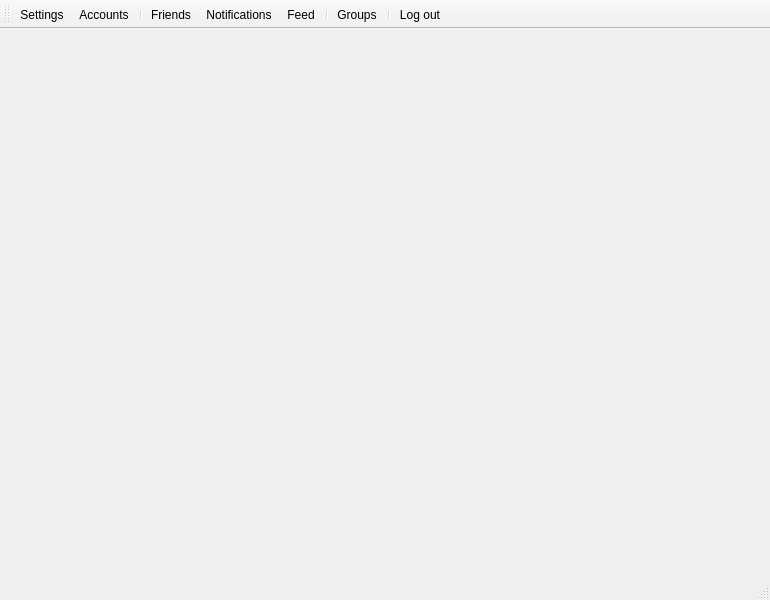
Above: gui/mainwindow.ui from Huy-Nguyen-HCI/RocketBook before the change. Below: the same form after it.
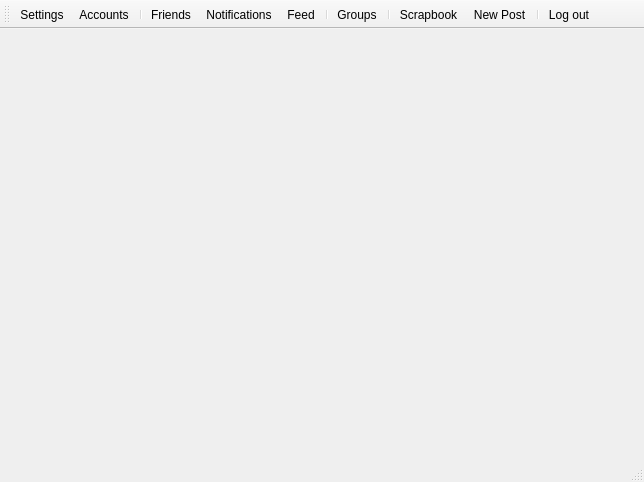
That is the form after the change. Icons and pictures are not drawn.

```diff
--- a/gui/mainwindow.ui
+++ b/gui/mainwindow.ui
@@ -6,8 +6,8 @@
    <rect>
     <x>0</x>
     <y>0</y>
-    <width>770</width>
-    <height>600</height>
+    <width>644</width>
+    <height>482</height>
    </rect>
   </property>
   <property name="windowTitle">
@@ -37,6 +37,9 @@
    <addaction name="separator"/>
    <addaction name="actionGroups"/>
    <addaction name="separator"/>
+   <addaction name="actionScrapbook"/>
+   <addaction name="actionNew_Post"/>
+   <addaction name="separator"/>
    <addaction name="actionLog_out"/>
   </widget>
   <action name="actionSettings">
@@ -123,6 +126,30 @@
     <string>View your groups</string>
    </property>
   </action>
+  <action name="actionNew_Post">
+   <property name="icon">
+    <iconset resource="icons.qrc">
+     <normaloff>:/post.png</normaloff>:/post.png</iconset>
+   </property>
+   <property name="text">
+    <string>New Post</string>
+   </property>
+   <property name="toolTip">
+    <string>Create a new post</string>
+   </property>
+  </action>
+  <action name="actionScrapbook">
+   <property name="icon">
+    <iconset resource="icons.qrc">
+     <normaloff>:/scrapbook.png</normaloff>:/scrapbook.png</iconset>
+   </property>
+   <property name="text">
+    <string>Scrapbook</string>
+   </property>
+   <property name="toolTip">
+    <string>View the scrapbook</string>
+   </property>
+  </action>
  </widget>
  <resources/>
  <connections/>
```
Left out of the diff: 4 changed lines with no effect on the pictures.
